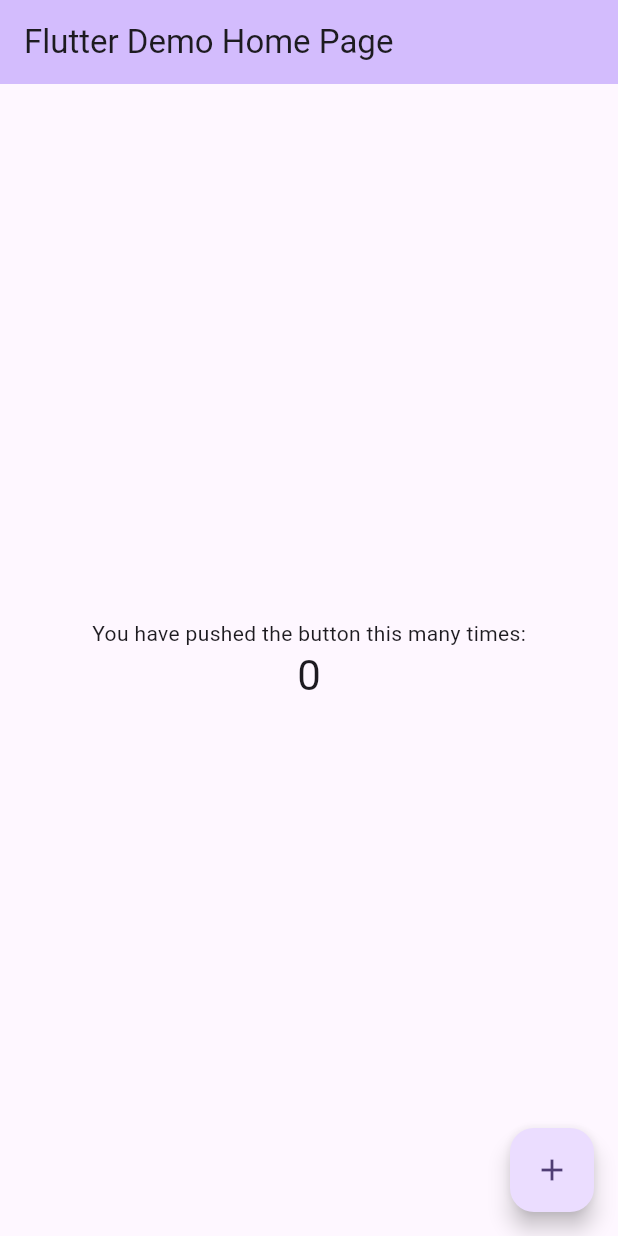
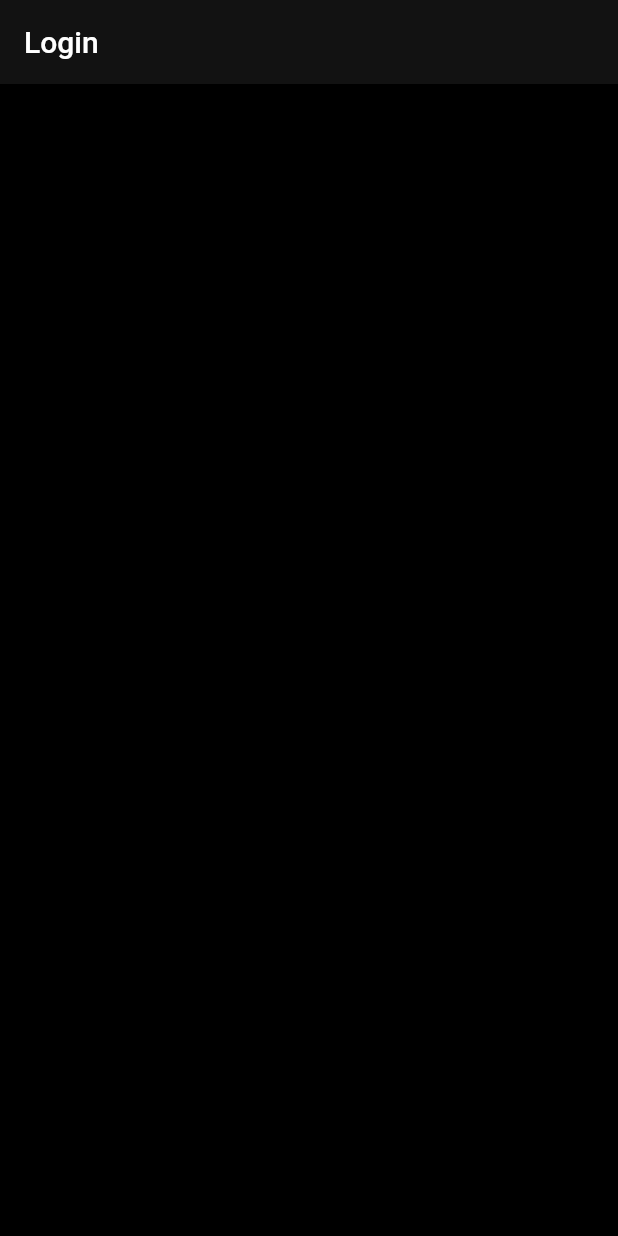
Before and after one commit to muhammad-hassan-shakeel/molix, a Flutter app: the screen it shows after launch, on a phone screen of 412 x 824 dp. Run offline on Flutter 3.47's test engine with Material 2 defaults, Android fonts, the light colour scheme and no system bars; our stand-ins replace bloc, equatable, flutter_bloc, hydrated_bloc.

Commit message:
add hydrated bloc

```diff
--- a/lib/config/theme/dark_theme.dart
+++ b/lib/config/theme/dark_theme.dart
@@ -5,6 +5,8 @@ import 'molix_theme.dart';
 final _primaryColor = Colors.red.shade400;
 
 class DarkTheme extends MolixTheme {
+  const DarkTheme();
+
   @override
   CardTheme get cardTheme => CardTheme(
         elevation: 0,
--- /dev/null
+++ b/lib/features/login/bloc/login_bloc.dart
@@ -0,0 +1,13 @@
+import 'package:bloc/bloc.dart';
+import 'package:equatable/equatable.dart';
+
+part 'login_event.dart';
+part 'login_state.dart';
+
+class LoginBloc extends Bloc<LoginEvent, LoginState> {
+  LoginBloc() : super(LoginInitial()) {
+    on<LoginEvent>((event, emit) {
+      // TODO: implement event handler
+    });
+  }
+}
--- /dev/null
+++ b/lib/features/login/views/login_screen.dart
@@ -0,0 +1,14 @@
+import 'package:flutter/material.dart';
+
+class LoginScreen extends StatelessWidget {
+  const LoginScreen({super.key});
+
+  @override
+  Widget build(BuildContext context) {
+    return Scaffold(
+      appBar: AppBar(
+        title: const Text('Login'),
+      ),
+    );
+  }
+}
--- a/lib/features/theme/cubit/theme_state.dart
+++ b/lib/features/theme/cubit/theme_state.dart
@@ -1,7 +1,7 @@
 part of 'theme_cubit.dart';
 
 class ThemeState extends Equatable {
-  const ThemeState({this.themeData = const LightTheme()});
+  const ThemeState({this.themeData = const DarkTheme()});
 
   final MolixTheme themeData;
 
--- a/lib/main.dart
+++ b/lib/main.dart
@@ -1,6 +1,16 @@
 import 'package:flutter/material.dart';
+import 'package:flutter_bloc/flutter_bloc.dart';
+import 'package:hydrated_bloc/hydrated_bloc.dart';
+import 'package:molix/features/theme/cubit/theme_cubit.dart';
+import 'package:path_provider/path_provider.dart';
 
-void main() {
+import 'features/login/views/login_screen.dart';
+
+Future<void> main() async {
+  WidgetsFlutterBinding.ensureInitialized();
+  final directory = await getTemporaryDirectory();
+  HydratedBloc.storage =
+      await HydratedStorage.build(storageDirectory: directory);
   runApp(const MolixApp());
 }
 
@@ -9,60 +19,16 @@ class MolixApp extends StatelessWidget {
 
   @override
   Widget build(BuildContext context) {
-    return MaterialApp(
-      title: 'Flutter Demo',
-      theme: ThemeData(
-        colorScheme: ColorScheme.fromSeed(seedColor: Colors.deepPurple),
-        useMaterial3: true,
-      ),
-      home: const MyHomePage(title: 'Flutter Demo Home Page'),
-    );
-  }
-}
-
-class MyHomePage extends StatefulWidget {
-  const MyHomePage({super.key, required this.title});
-
-  final String title;
-
-  @override
-  State<MyHomePage> createState() => _MyHomePageState();
-}
-
-class _MyHomePageState extends State<MyHomePage> {
-  int _counter = 0;
-
-  void _incrementCounter() {
-    setState(() {
-      _counter++;
-    });
-  }
-
-  @override
-  Widget build(BuildContext context) {
-    return Scaffold(
-      appBar: AppBar(
-        backgroundColor: Theme.of(context).colorScheme.inversePrimary,
-        title: Text(widget.title),
-      ),
-      body: Center(
-        child: Column(
-          mainAxisAlignment: MainAxisAlignment.center,
-          children: <Widget>[
-            const Text(
-              'You have pushed the button this many times:',
-            ),
-            Text(
-              '$_counter',
-              style: Theme.of(context).textTheme.headlineMedium,
-            ),
-          ],
-        ),
-      ),
-      floatingActionButton: FloatingActionButton(
-        onPressed: _incrementCounter,
-        tooltip: 'Increment',
-        child: const Icon(Icons.add),
+    return BlocProvider(
+      create: (context) => ThemeCubit(),
+      child: BlocBuilder<ThemeCubit, ThemeState>(
+        builder: (context, state) {
+          return MaterialApp(
+            title: 'Flutter Demo',
+            theme: state.themeData.themeData,
+            home: const LoginScreen(),
+          );
+        },
       ),
     );
   }
--- a/pubspec.yaml
+++ b/pubspec.yaml
@@ -39,6 +39,8 @@ dependencies:
   bloc_test: ^9.1.3
   http: ^1.1.0
   equatable: ^2.0.5
+  hydrated_bloc: ^9.1.2
+  path_provider: ^2.0.15
 
 dev_dependencies:
   flutter_test:
```
Also changed, not shown: lib/features/login/bloc/login_event.dart (added, +8 -0 lines), lib/features/login/bloc/login_state.dart (added, +10 -0 lines), lib/features/theme/cubit/theme_cubit.dart (+27 -3 lines), 10 other files.
